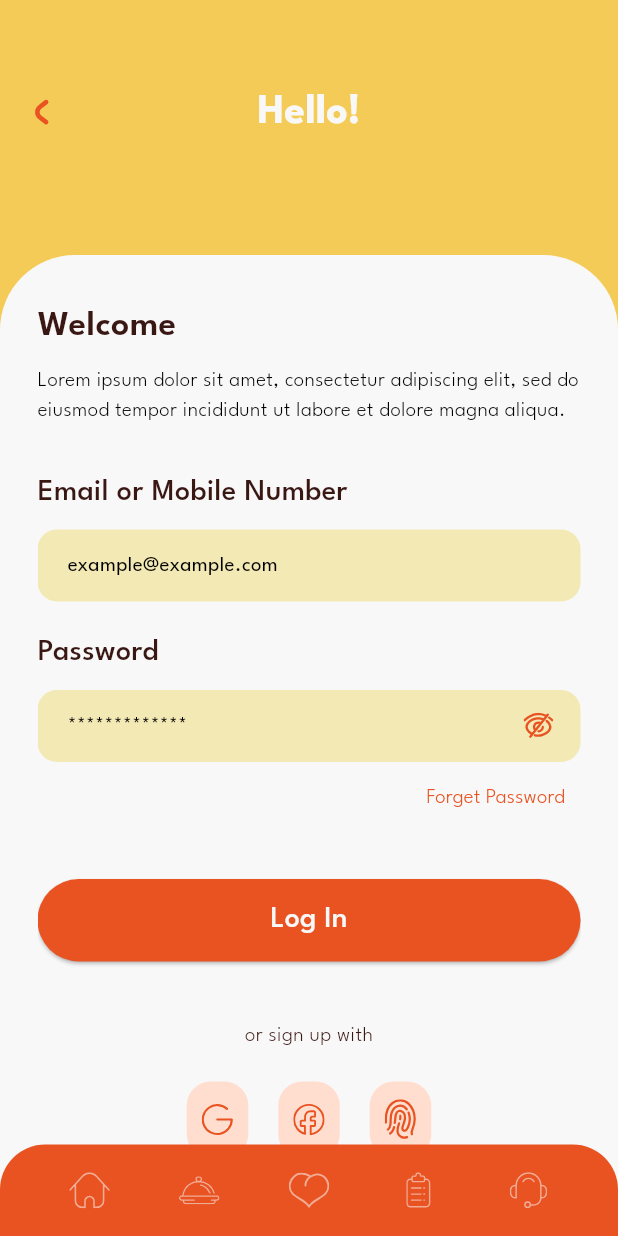
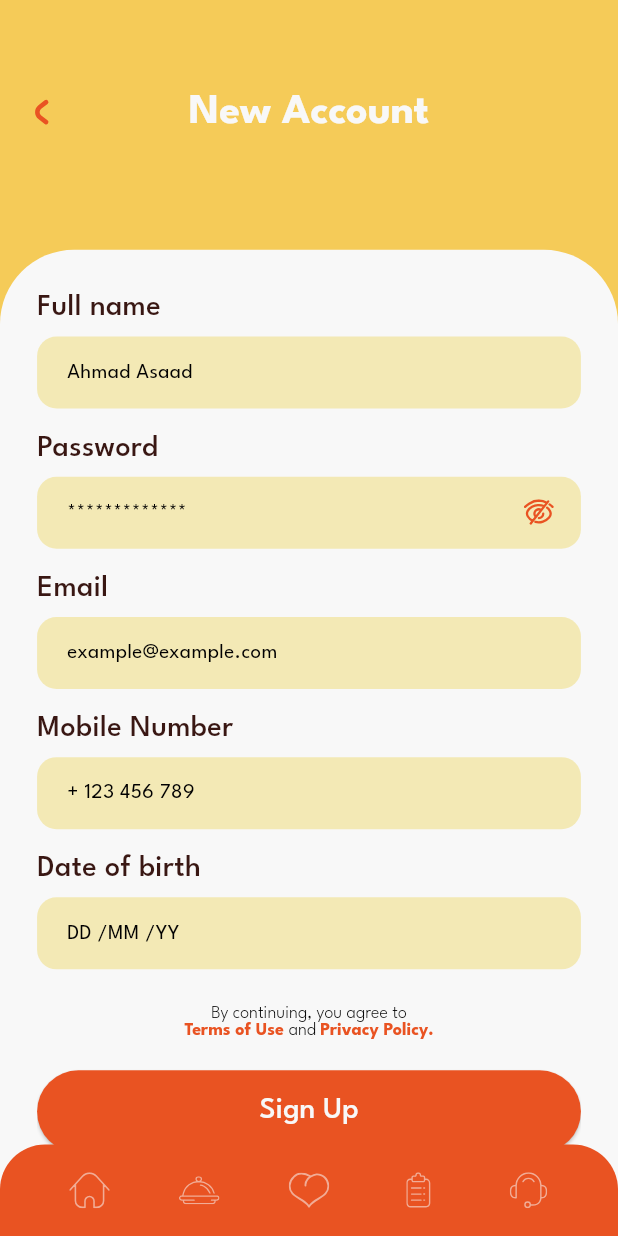
Before and after one commit to bilalshayah/yammyApp, a Flutter app: the RegisterScreen screen opened by its route, on a phone screen of 412 x 824 dp. Run offline on Flutter 3.47's test engine with Material 3 defaults, Android fonts, the phone set to English and light mode, and no system bars; our stand-ins replace flutter_svg.

Commit message:
feat:login and sign up screen

```diff
--- a/lib/core/icon_container.dart
+++ b/lib/core/icon_container.dart
@@ -12,6 +12,8 @@ class IconContainer extends StatelessWidget {
   @override
   Widget build(BuildContext context) {
     return Container(
+      height: 50,
+      width: 50,
       padding: const EdgeInsets.all(10),
       decoration: BoxDecoration(
           color: color ?? AppColors.orange2,
--- a/lib/core/widgets/custom_field.dart
+++ b/lib/core/widgets/custom_field.dart
@@ -32,6 +32,10 @@ class _CustomFieldState extends State<CustomField> {
             ? Text("*************")
             : (widget.type.toLowerCase() == "email")
             ? Text("example@example.com")
+            : (widget.type.toLowerCase() == "name")
+            ? Text("Ahmad Asaad")
+            : (widget.type.toLowerCase() == "date")
+            ? Text("DD /MM /YY")
             : Text("+ 123 456 789"),
         hintStyle: AppTextStyles.hint(),
         border: OutlineInputBorder(
--- a/lib/register_screen.dart
+++ b/lib/register_screen.dart
@@ -2,10 +2,12 @@ import 'package:flutter/material.dart';
 import 'core/constants/appTextStyle.dart';
 import 'core/constants/app_appbar.dart';
 import 'core/constants/app_colors.dart';
+import 'core/extensions/context_extensions.dart';
 import 'core/icon_container.dart';
 import 'core/widgets/auth_button.dart';
 import 'core/widgets/custom_field.dart';
 import 'core/widgets/navigation_bar.dart';
+import 'login_screen.dart';
 
 class RegisterScreen extends StatelessWidget {
   const RegisterScreen({super.key});
@@ -13,128 +15,125 @@ class RegisterScreen extends StatelessWidget {
   @override
   Widget build(BuildContext context) {
     final TextEditingController passCont = TextEditingController();
+    final TextEditingController nameCont = TextEditingController();
+    final TextEditingController mobileCont = TextEditingController();
+    final TextEditingController dateCont = TextEditingController();
     final TextEditingController emailCont = TextEditingController();
 
     return Scaffold(
       backgroundColor: AppColors.activeCategory,
       extendBody: true,
       appBar: AppAppBar(
-        text: "Hello!",
+        function: () => Navigator.pop(context),
+        text: "New Account",
       ),
-      bottomNavigationBar: NavBar(),
+      bottomNavigationBar: const NavBar(),
       body: Stack(
         children: [
           Container(
             width: double.infinity,
-            margin: const EdgeInsets.only(top: 20),
-            padding: const EdgeInsets.symmetric(
-              horizontal: 25,
-              vertical: 30,
+            height: context.screenHeight,
+            margin: EdgeInsets.only(top: context.screenHeight * 0.02),
+            padding: EdgeInsets.symmetric(
+              horizontal: context.screenWidth * 0.06,
+              vertical: context.screenHeight * 0.03,
             ),
-            decoration: const BoxDecoration(
+            decoration: BoxDecoration(
               color: AppColors.background,
               borderRadius: BorderRadius.only(
-                topLeft: Radius.circular(50),
-                topRight: Radius.circular(50),
+                topLeft: Radius.circular(context.screenWidth * 0.12),
+                topRight: Radius.circular(context.screenWidth * 0.12),
               ),
             ),
             child: SingleChildScrollView(
               child: Column(
                 crossAxisAlignment: CrossAxisAlignment.start,
                 children: [
-                  Text(
-                    "Welcome",
-                    style: AppTextStyles.h2(),
-                  ),
-                  const SizedBox(height: 10),
-                  Text(
-                    "Lorem ipsum dolor sit amet, consectetur adipiscing elit, sed do eiusmod tempor incididunt ut labore et dolore magna aliqua.",
-                    style: AppTextStyles.h3(
-                      color: Colors.black,
-                    ),
-                  ),
-                  const SizedBox(height: 30),
-                  Text(
-                    "Email or Mobile Number",
-                    style: AppTextStyles.buttonText(),
-                  ),
-                  const SizedBox(height: 10),
-                  CustomField(
-                    controller: emailCont,
-                    type: "email",
-                  ),
-                  const SizedBox(height: 20),
-                  Text(
-                    "Password",
-                    style: AppTextStyles.buttonText(),
-                  ),
-                  const SizedBox(height: 10),
-                  CustomField(
-                    controller: passCont,
-                    type: "password",
-                  ),
-                  Align(
-                    alignment: Alignment.centerRight,
-                    child: TextButton(
-                      onPressed: () {},
-                      child: Text(
-                        "Forget Password",
-                        style: AppTextStyles.h3(
-                          color: AppColors.textOrange,
+                  Text("Full name", style: AppTextStyles.buttonText()),
+                  SizedBox(height: context.screenHeight * 0.005),
+                  CustomField(controller: nameCont, type: "name"),
+                  SizedBox(height: context.screenHeight * 0.015),
+                  Text("Password", style: AppTextStyles.buttonText()),
+                  SizedBox(height: context.screenHeight * 0.005),
+                  CustomField(controller: passCont, type: "password"),
+                  SizedBox(height: context.screenHeight * 0.015),
+                  Text("Email", style: AppTextStyles.buttonText()),
+                  SizedBox(height: context.screenHeight * 0.005),
+                  CustomField(controller: emailCont, type: "email"),
+                  SizedBox(height: context.screenHeight * 0.015),
+                  Text("Mobile Number", style: AppTextStyles.buttonText()),
+                  SizedBox(height: context.screenHeight * 0.005),
+                  CustomField(controller: mobileCont, type: ""),
+                  SizedBox(height: context.screenHeight * 0.015),
+                  Text("Date of birth", style: AppTextStyles.buttonText()),
+                  SizedBox(height: context.screenHeight * 0.005),
+                  CustomField(controller: dateCont, type: "date"),
+                  SizedBox(height: context.screenHeight * 0.03),
+                  Center(
+                    child: SizedBox(
+                      width: context.screenWidth * 0.8,
+                      child: RichText(
+                        textAlign: TextAlign.center,
+                        text: TextSpan(
+                          text: 'By continuing, you agree to \n',
+                          style: AppTextStyles.subtitle(color: Colors.black),
+                          children: [
+                            TextSpan(
+                              text: 'Terms of Use ',
+                              style: AppTextStyles.subtitle(color: AppColors.primary)
+                                  .copyWith(fontWeight: FontWeight.bold),
+                            ),
+                            TextSpan(
+                              text: 'and ',
+                              style: AppTextStyles.subtitle(color: Colors.black),
+                            ),
+                            TextSpan(
+                              text: 'Privacy Policy.',
+                              style: AppTextStyles.subtitle(color: AppColors.primary)
+                                  .copyWith(fontWeight: FontWeight.bold),
+                            ),
+                          ],
                         ),
                       ),
                     ),
                   ),
-                  const SizedBox(height: 30),
+                  SizedBox(height: context.screenHeight * 0.025),
                   AuthButton(
-                    text: "Log In",
+                    text: "Sign Up",
                     function: () {},
                   ),
-                  const SizedBox(height: 40),
+                  SizedBox(height: context.screenHeight * 0.04),
                   Column(
                     children: [
-                      Text(
-                        "or sign up with",
-                        style: AppTextStyles.h3(),
-                      ),
-                      const SizedBox(height: 20),
+                      Text("or sign up with", style: AppTextStyles.h3()),
+                      SizedBox(height: context.screenHeight * 0.02),
                       Row(
-                        mainAxisAlignment:
-                        MainAxisAlignment.center,
+                        mainAxisAlignment: MainAxisAlignment.center,
                         children: [
-                          IconContainer(
-                            path: "assets/icons/Gmail.svg",
-                          ),
-                          const SizedBox(width: 20),
-                          IconContainer(
-                            path: "assets/icons/Facebook.svg",
-                          ),
-                          const SizedBox(width: 20),
-                          IconContainer(
-                            path: "assets/icons/Mark.svg",
-                          ),
+                          IconContainer(path: "assets/icons/Gmail.svg"),
+                          SizedBox(width: context.screenWidth * 0.05),
+                          IconContainer(path: "assets/icons/Facebook.svg"),
+                          SizedBox(width: context.screenWidth * 0.05),
+                          IconContainer(path: "assets/icons/Mark.svg"),
                         ],
                       ),
-                      const SizedBox(height: 20),
+                      SizedBox(height: context.screenHeight * 0.03),
                       GestureDetector(
-                        onTap: (){},
+                        onTap: () => Navigator.pushReplacement(
+                            context, MaterialPageRoute(builder: (_) => const LoginScreen())),
                         child: Row(
                           mainAxisAlignment: MainAxisAlignment.center,
                           children: [
-                            const Text(
-                              "Don't have an account? ",
-                            ),
+                            const Text("Don't have an account? "),
                             Text(
-                              "Sign Up",
-                              style: AppTextStyles.h3(
-                                color:
-                                AppColors.textOrange,
-                              ),
+                              "Log In",
+                              style: AppTextStyles.h3(color: AppColors.textOrange)
+                                  .copyWith(fontWeight: FontWeight.bold),
                             ),
                           ],
                         ),
                       ),
-                      const SizedBox(height: 80),
+                      SizedBox(height: context.screenHeight * 0.1),
                     ],
                   ),
                 ],
```
Also changed, not shown: lib/login_screen.dart (+35 -26 lines).
